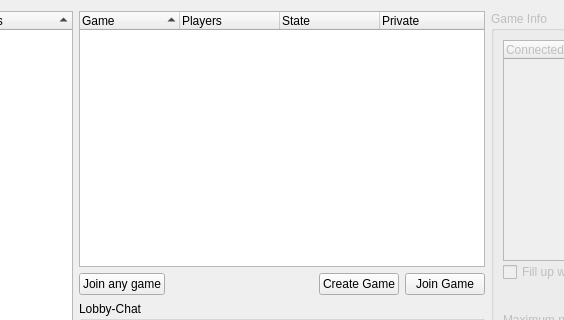
Qt form src/gui/qt/gamelobbydialog.ui (pokerth/pokerth) before a commit; both pictures show x 103 to 667 and y 0 to 320 of the 875 by 580 pixel window.
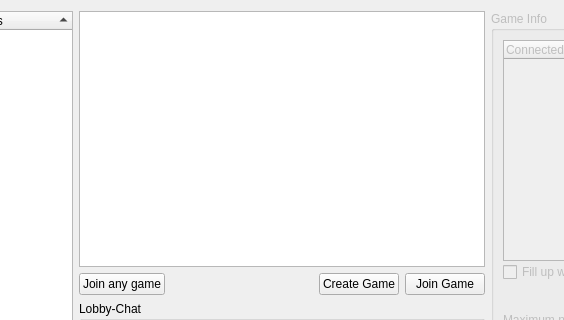
The same form after that commit. Custom widgets are drawn as their Qt base class.

Commit message: model/view refactored gamelist. new joinanygame button behavior to find the game with the most connected players (suggested by xanax)

The edit to the form file:
```diff
--- a/src/gui/qt/gamelobbydialog.ui
+++ b/src/gui/qt/gamelobbydialog.ui
@@ -65,42 +65,6 @@
      </column>
     </widget>
    </item>
-   <item row="0" column="1">
-    <widget class="MyGameListTreeWidget" name="treeWidget_GameList">
-     <property name="minimumSize">
-      <size>
-       <width>400</width>
-       <height>0</height>
-      </size>
-     </property>
-     <property name="horizontalScrollBarPolicy">
-      <enum>Qt::ScrollBarAlwaysOff</enum>
-     </property>
-     <property name="sortingEnabled">
-      <bool>true</bool>
-     </property>
-     <column>
-      <property name="text">
-       <string>Game</string>
-      </property>
-     </column>
-     <column>
-      <property name="text">
-       <string>Players</string>
-      </property>
-     </column>
-     <column>
-      <property name="text">
-       <string>State</string>
-      </property>
-     </column>
-     <column>
-      <property name="text">
-       <string>Private</string>
-      </property>
-     </column>
-    </widget>
-   </item>
    <item row="0" column="2" rowspan="3">
     <widget class="QGroupBox" name="groupBox_GameInfo">
      <property name="enabled">
@@ -530,15 +494,36 @@
      </item>
     </layout>
    </item>
+   <item row="0" column="1">
+    <widget class="QTreeView" name="treeView_GameList">
+     <property name="minimumSize">
+      <size>
+       <width>400</width>
+       <height>0</height>
+      </size>
+     </property>
+     <property name="horizontalScrollBarPolicy">
+      <enum>Qt::ScrollBarAlwaysOff</enum>
+     </property>
+     <property name="editTriggers">
+      <set>QAbstractItemView::NoEditTriggers</set>
+     </property>
+     <property name="showDropIndicator" stdset="0">
+      <bool>false</bool>
+     </property>
+     <property name="indentation">
+      <number>5</number>
+     </property>
+     <property name="rootIsDecorated">
+      <bool>false</bool>
+     </property>
+     <property name="sortingEnabled">
+      <bool>true</bool>
+     </property>
+    </widget>
+   </item>
   </layout>
  </widget>
- <customwidgets>
-  <customwidget>
-   <class>MyGameListTreeWidget</class>
-   <extends>QTreeWidget</extends>
-   <header>mygamelisttreewidget.h</header>
-  </customwidget>
- </customwidgets>
  <tabstops>
   <tabstop>treeWidget_NickList</tabstop>
   <tabstop>treeWidget_GameList</tabstop>
```
Left out of the diff: 2 changed lines with no effect on the pictures. The commit also changes 2 other files.
